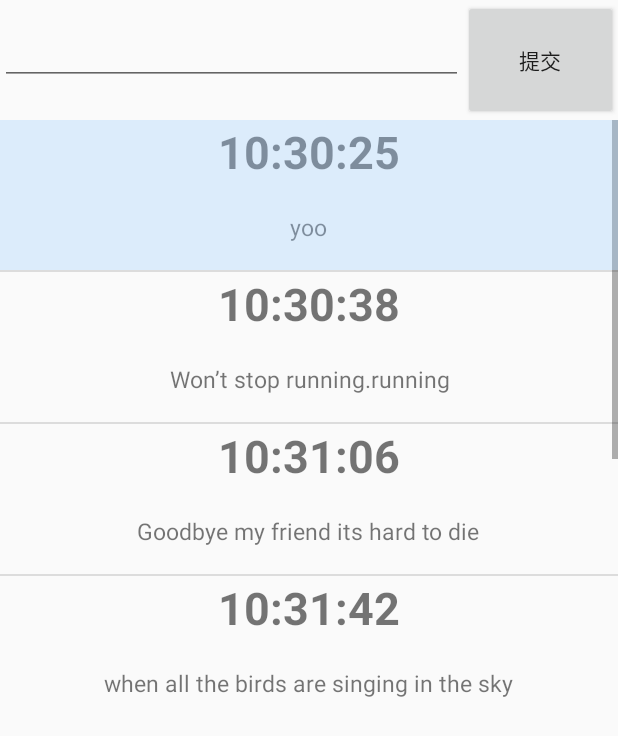
After one commit to Miles087/Android-Widget, an Android app: the AnimationListViewActivity screen opened directly, with no data from a screen before it, on a phone screen of 412 x 824 dp. The commit adds this screen. Shown: the top 736 px of the screen. Run offline under Robolectric (Android 15) with nearby library versions, the phone set to English and light mode, and no system bars.

Commit message:
带效果的ListView

```diff
--- a/app/build.gradle
+++ b/app/build.gradle
@@ -27,4 +27,5 @@ dependencies {
     compile 'com.android.support:appcompat-v7:26.0.0-alpha1'
     testCompile 'junit:junit:4.12'
     compile 'com.nostra13.universalimageloader:universal-image-loader:1.9.5'
+    compile 'com.squareup.picasso:picasso:2.5.2'
 }
--- a/app/src/main/AndroidManifest.xml
+++ b/app/src/main/AndroidManifest.xml
@@ -54,6 +54,9 @@
 
         <!-- 相机预览 -->
         <activity android:name=".CustomCameraActivity"/>
+
+        <!-- 带动画效果的ListView -->
+        <activity android:name=".AnimationListViewActivity"/>
     </application>
 
 </manifest>
--- /dev/null
+++ b/app/src/main/java/com/example/miles/project/AnimationListViewActivity.java
@@ -0,0 +1,217 @@
+package com.example.miles.project;
+
+import android.app.Activity;
+import android.content.Context;
+import android.os.Build;
+import android.os.Bundle;
+import android.support.annotation.RequiresApi;
+import android.util.Log;
+import android.view.View;
+import android.widget.AbsListView;
+import android.widget.AdapterView;
+import android.widget.ArrayAdapter;
+import android.widget.Button;
+import android.widget.LinearLayout;
+import android.widget.ListView;
+import android.widget.RelativeLayout;
+import android.widget.Toast;
+
+import com.example.miles.project.adapter.AnimListCell;
+import com.example.miles.project.adapter.ItemAnimListCellAdapter;
+
+import java.util.ArrayList;
+import java.util.List;
+
+/**
+ * Created by Server on 2018/4/9.
+ */
+
+@RequiresApi(api = Build.VERSION_CODES.M)
+public class AnimationListViewActivity extends Activity {
+
+    ListView lv_list;
+    LinearLayout ll_mask;
+    Context mContext;
+    Button btn_cummit;
+
+    List<AnimListCell> list;
+
+    private int iOffSite = 0;
+
+    ItemAnimListCellAdapter adapter;
+
+    @Override
+    protected void onCreate(Bundle savedInstanceState) {
+        super.onCreate(savedInstanceState);
+        setContentView(R.layout.activity_anim_listview);
+        mContext = this;
+        lv_list = (ListView)findViewById(R.id.lv_list);
+        ll_mask = (LinearLayout)findViewById(R.id.ll_mask);
+        btn_cummit = (Button) findViewById(R.id.btn_cummit);
+
+        lv_list.setOnScrollListener(new AbsListView.OnScrollListener() {
+            @Override
+            public void onScrollStateChanged(AbsListView absListView, int iScrollState) {
+                // 1 滚动  0停止滚动
+                if (iScrollState==SCROLL_STATE_IDLE){
+                    Log.i("Now",lv_list.getFirstVisiblePosition() + "");
+                    lv_list.setSelection(iOffSite);
+                } else {
+                    iOffSite = 0;
+                }
+            }
+
+            @Override
+            public void onScroll(AbsListView absListView, int firstVisibleItem, int visibleItemCount, int totalItemCount) {
+                Log.i("ON SCROLL",firstVisibleItem + " " + visibleItemCount + " " + " " + totalItemCount + " ");
+                iOffSite = firstVisibleItem;
+            }
+        });
+
+        lv_list.setOnItemClickListener(new AdapterView.OnItemClickListener() {
+            @Override
+            public void onItemClick(AdapterView<?> adapterView, View view, int i, long l) {
+                if (i > 0) {
+                    lv_list.setSelection(i - 1);
+                    if (i == list.size() - 2){
+                        setSelectViewPosition(3);
+                    } else if (i == list.size() - 1) {
+                        setSelectViewPosition(2);
+                    }
+                }
+            }
+        });
+
+        btn_cummit.setOnClickListener(new View.OnClickListener() {
+            @Override
+            public void onClick(View view) {
+                switch (list.size()){
+                    case 0:{
+                        AnimListCell cell1 = new AnimListCell();
+                        cell1.setStrTime("10:30:25");
+                        cell1.setStrContent("yoo");
+                        list.add(cell1);
+                    }break;
+                    case 1:{
+                        AnimListCell cell2 = new AnimListCell();
+                        cell2.setStrTime("10:30:38");
+                        cell2.setStrContent("Won’t stop running.running");
+                        list.add(cell2);
+                    }break;
+                    case 2:{
+                        AnimListCell cell3 = new AnimListCell();
+                        cell3.setStrTime("10:31:06");
+                        cell3.setStrContent("Goodbye my friend its hard to die");
+                        list.add(cell3);
+                    }break;
+                    case 3:{
+                        AnimListCell cell4 = new AnimListCell();
+                        cell4.setStrTime("10:31:42");
+                        cell4.setStrContent("when all the birds are singing in the sky");
+                        list.add(cell4);
+                    }break;
+                    case 4:{
+                        AnimListCell cell5 = new AnimListCell();
+                        cell5.setStrTime("10:32:03");
+                        cell5.setStrContent("Think of me and I'll be there");
+                        list.add(cell5);
+                    }break;
+                    case 5:{
+                        AnimListCell cell6 = new AnimListCell();
+                        cell6.setStrTime("10:32:47");
+                        cell6.setStrContent("We had joy. We had fun.");
+                        list.add(cell6);
+                    }break;
+                    case 6:{
+                        AnimListCell cell7 = new AnimListCell();
+                        cell7.setStrTime("10:32:47");
+                        cell7.setStrContent("We had seasons in the sun");
+                        list.add(cell7);
+                    }break;
+                    case 7:{
+                        AnimListCell cell1 = new AnimListCell();
+                        cell1.setStrTime("10:30:25");
+                        cell1.setStrContent("77777777");
+                        list.add(cell1);
+                    }break;
+                    default:{
+                        list.clear();
+                    }break;
+                }
+                refreshActivity();
+            }
+        });
+    }
+
+    @Override
+    protected void onResume() {
+        super.onResume();
+
+        list = new ArrayList<>();
+        adapter = new ItemAnimListCellAdapter(mContext,list);
+        lv_list.setAdapter(adapter);
+
+
+
+        AnimListCell cell1 = new AnimListCell();
+        cell1.setStrTime("10:30:25");
+        cell1.setStrContent("yoo");
+        list.add(cell1);
+        AnimListCell cell2 = new AnimListCell();
+        cell2.setStrTime("10:30:38");
+        cell2.setStrContent("Won’t stop running.running");
+        list.add(cell2);
+        AnimListCell cell3 = new AnimListCell();
+        cell3.setStrTime("10:31:06");
+        cell3.setStrContent("Goodbye my friend its hard to die");
+        list.add(cell3);
+        AnimListCell cell4 = new AnimListCell();
+        cell4.setStrTime("10:31:42");
+        cell4.setStrContent("when all the birds are singing in the sky");
+        list.add(cell4);
+        AnimListCell cell5 = new AnimListCell();
+        cell5.setStrTime("10:32:03");
+        cell5.setStrContent("Think of me and I'll be there");
+        list.add(cell5);
+        AnimListCell cell6 = new AnimListCell();
+        cell6.setStrTime("10:32:47");
+        cell6.setStrContent("We had joy. We had fun.");
+        list.add(cell6);
+        AnimListCell cell7 = new AnimListCell();
+        cell7.setStrTime("10:32:47");
+        cell7.setStrContent("We had seasons in the sun");
+        list.add(cell7);
+
+        refreshActivity();
+    }
+
+    @Override
+    protected void onPause() {
+        super.onPause();
+    }
+
+    @Override
+    protected void onDestroy() {
+        super.onDestroy();
+    }
+
+    private void refreshActivity(){
+        setSelectViewPosition(0);
+        adapter.notifyDataSetChanged();
+    }
+
+    /**
+     * i: 0~3
+     * @param i
+     */
+    private void setSelectViewPosition(int i){
+        RelativeLayout.LayoutParams params = new RelativeLayout.LayoutParams(ll_mask.getLayoutParams());
+        if (list.size() <= 1){
+            params.setMargins(0,0,0,0);
+        } else {
+            params.setMargins(params.leftMargin, (int) getResources().getDimension(R.dimen.list_cell_height) * i,params.rightMargin,params.bottomMargin);
+        }
+        ll_mask.setLayoutParams(params);
+    }
+
+}
--- /dev/null
+++ b/app/src/main/java/com/example/miles/project/adapter/AnimListCell.java
@@ -0,0 +1,26 @@
+package com.example.miles.project.adapter;
+
+/**
+ * Created by Server on 2018/4/9.
+ */
+
+public class AnimListCell {
+    private String strTime;
+    private String strContent;
+
+    public String getStrTime() {
+        return strTime;
+    }
+
+    public void setStrTime(String strTime) {
+        this.strTime = strTime;
+    }
+
+    public String getStrContent() {
+        return strContent;
+    }
+
+    public void setStrContent(String strContent) {
+        this.strContent = strContent;
+    }
+}
--- /dev/null
+++ b/app/src/main/java/com/example/miles/project/adapter/ItemAnimListCellAdapter.java
@@ -0,0 +1,66 @@
+package com.example.miles.project.adapter;
+
+import android.content.Context;
+import android.view.LayoutInflater;
+import android.view.View;
+import android.view.ViewGroup;
+import android.widget.BaseAdapter;
+import android.widget.TextView;
+
+import com.example.miles.project.R;
+
+import java.util.List;
+
+/**
+ * Created by Server on 2018/4/9.
+ */
+
+public class ItemAnimListCellAdapter extends BaseAdapter {
+
+    private Context mContext;
+    private List<AnimListCell> list;
+
+
+    public ItemAnimListCellAdapter(Context context, List<AnimListCell> list){
+        this.mContext=context;
+        this.list=list;
+    }
+
+    @Override
+    public int getCount() {
+        return list.size();
+    }
+
+    @Override
+    public Object getItem(int i) {
+        return list.get(i);
+    }
+
+    @Override
+    public long getItemId(int i) {
+        return i;
+    }
+
+    @Override
+    public View getView(int i, View view, ViewGroup viewGroup) {
+        final ViewHolder holder;
+        if (view == null) {
+            view = LayoutInflater.from(mContext).inflate(R.layout.item_anim_list,null);
+            holder = new ViewHolder();
+            holder.tv_time = (TextView)view.findViewById(R.id.tv_time);
+            holder.tv_content = (TextView)view.findViewById(R.id.tv_content);
+            view.setTag(holder);
+        } else {
+            holder = (ViewHolder) view.getTag();
+        }
+        final AnimListCell item = list.get(i);
+        holder.tv_time.setText(item.getStrTime());
+        holder.tv_content.setText(item.getStrContent());
+        return view;
+    }
+
+    static class ViewHolder {
+        TextView tv_time;
+        TextView tv_content;
+    }
+}
--- /dev/null
+++ b/app/src/main/res/layout/activity_anim_listview.xml
@@ -0,0 +1,47 @@
+<?xml version="1.0" encoding="utf-8"?>
+<LinearLayout xmlns:android="http://schemas.android.com/apk/res/android"
+    android:orientation="vertical" android:layout_width="match_parent"
+    android:layout_height="match_parent"
+    >
+    <LinearLayout
+        android:id="@+id/ll_add_content"
+        android:layout_width="match_parent"
+        android:layout_height="80dp"
+        android:orientation="horizontal"
+        android:focusable="true"
+        android:focusableInTouchMode="true"
+        >
+        <EditText
+            android:id="@+id/et_content"
+            android:layout_width="0dp"
+            android:layout_height="40dp"
+            android:layout_weight="3"
+            />
+        <Button
+            android:id="@+id/btn_cummit"
+            android:layout_width="0dp"
+            android:layout_height="match_parent"
+            android:layout_weight="1"
+            android:text="@string/submit"
+            />
+    </LinearLayout>
+    <RelativeLayout
+        android:layout_width="match_parent"
+        android:layout_height="match_parent"
+        >
+        <ListView
+            android:id="@+id/lv_list"
+            android:layout_width="match_parent"
+            android:layout_height="400dp"
+            android:clipToPadding="false"
+            android:clipChildren="false"
+            ></ListView>
+        <LinearLayout
+            android:id="@+id/ll_mask"
+            android:layout_width="match_parent"
+            android:layout_height="@dimen/list_cell_height"
+            android:background="@color/main"
+            android:alpha="0.3"
+            android:orientation="horizontal"></LinearLayout>
+    </RelativeLayout>
+</LinearLayout>
--- a/app/src/main/res/layout/activity_main.xml
+++ b/app/src/main/res/layout/activity_main.xml
@@ -7,7 +7,7 @@
     android:paddingLeft="@dimen/activity_horizontal_margin"
     android:paddingRight="@dimen/activity_horizontal_margin"
     android:paddingTop="@dimen/activity_vertical_margin"
-    android:background="#99CCFF"
+    android:background="@color/main"
     tools:context="com.example.miles.project.MainActivity">
 
     <TextView
--- /dev/null
+++ b/app/src/main/res/layout/item_anim_list.xml
@@ -0,0 +1,41 @@
+<?xml version="1.0" encoding="utf-8"?>
+<LinearLayout xmlns:android="http://schemas.android.com/apk/res/android"
+    android:orientation="vertical" android:layout_width="match_parent"
+    android:layout_height="match_parent">
+    <LinearLayout
+        android:layout_width="match_parent"
+        android:layout_height="@dimen/list_cell_height"
+        android:orientation="vertical">
+        <RelativeLayout
+            android:layout_width="match_parent"
+            android:layout_height="0dp"
+            android:layout_weight="3">
+            <TextView
+                android:id="@+id/tv_time"
+                android:layout_width="wrap_content"
+                android:layout_height="wrap_content"
+                android:layout_centerInParent="true"
+                android:textStyle="bold"
+                android:textSize="30sp"
+                android:text="2017.05.26"
+                />
+        </RelativeLayout>
+        <RelativeLayout
+            android:layout_width="match_parent"
+            android:layout_height="0dp"
+            android:layout_weight="4"
+            android:padding="10dp"
+            >
+            <TextView
+                android:id="@+id/tv_content"
+                android:layout_width="wrap_content"
+                android:layout_height="wrap_content"
+                android:layout_centerInParent="true"
+                android:textAlignment="center"
+                android:maxLines="3"
+                android:textSize="15sp"
+                android:text="十年之后 终于才明白 只要全力以赴就无所谓失败 转眼间 一切都已改变 新的起点新的世界就在眼前"
+                 />
+        </RelativeLayout>
+    </LinearLayout>
+</LinearLayout>
--- a/app/src/main/res/values/colors.xml
+++ b/app/src/main/res/values/colors.xml
@@ -3,4 +3,7 @@
     <color name="colorPrimary">#3F51B5</color>
     <color name="colorPrimaryDark">#303F9F</color>
     <color name="colorAccent">#FF4081</color>
+
+
+    <color name="main">#99CCFF</color>
 </resources>
--- a/app/src/main/res/values/dimens.xml
+++ b/app/src/main/res/values/dimens.xml
@@ -2,4 +2,6 @@
     <!-- Default screen margins, per the Android Design guidelines. -->
     <dimen name="activity_horizontal_margin">16dp</dimen>
     <dimen name="activity_vertical_margin">16dp</dimen>
+
+    <dimen name="list_cell_height">100dp</dimen>
 </resources>
--- a/app/src/main/res/values/strings.xml
+++ b/app/src/main/res/values/strings.xml
@@ -16,4 +16,7 @@
     <string name="flow_layout">流式布局</string>
     <string name="camera_manager">Camera管理</string>
     <string name="camera_capture">拍照</string>
+    <string name="animation_listview">带效果的ListView</string>
+
+    <string name="submit">提交</string>
 </resources>
```
Also changed, not shown: app/src/main/java/com/example/miles/project/MainActivity.java (+16 -7 lines), 1 other file.
